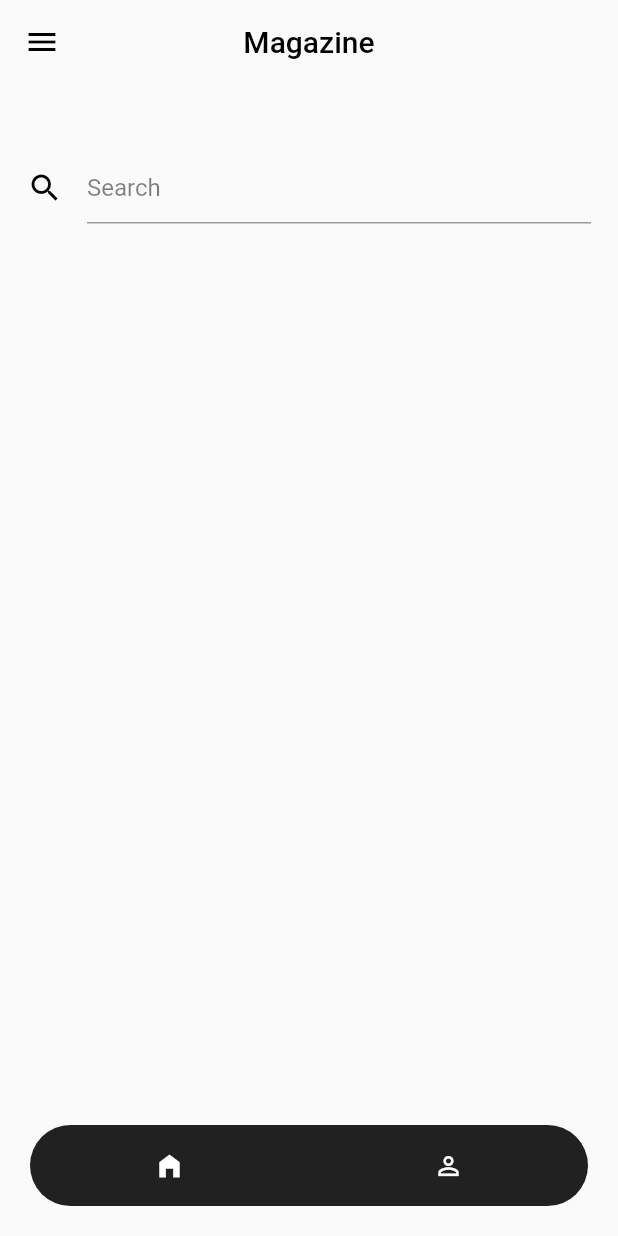
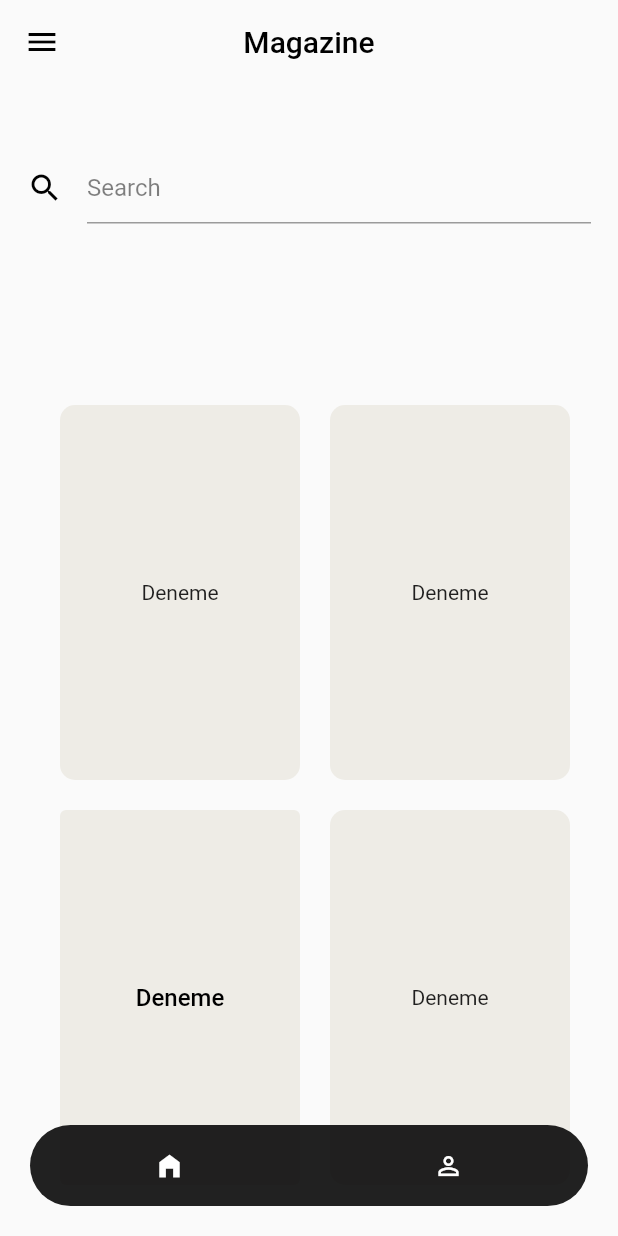
Before and after one commit to erbasmelahat/FlutterMagazine, a Flutter app: the HomePage screen opened directly, on a phone screen of 412 x 824 dp. Run offline on Flutter 3.47's test engine with Material 2 defaults, Android fonts, the phone set to English and light mode, and no system bars.

Commit message:
sizedBox & button

```diff
--- a/lib/pages/realHome.dart
+++ b/lib/pages/realHome.dart
@@ -1,3 +1,4 @@
+// ignore: file_names
 import 'package:flutter/material.dart';
 
 
@@ -9,14 +10,12 @@ class RealHome extends StatelessWidget {
   Widget build(BuildContext context) {
     return Column(
       children: <Widget>[
-
          Container(
-
          margin: const EdgeInsets.only(top: 100),
-        alignment: Alignment.center,
+          // alignment: Alignment.center,
          padding: const EdgeInsets.symmetric(horizontal: 18),
-        height: 50,
-        decoration: BoxDecoration(
+          height: 50,
+          decoration: BoxDecoration(
            borderRadius: BorderRadius.circular(30),
            color: Colors.transparent,
            ),
@@ -39,12 +38,91 @@ class RealHome extends StatelessWidget {
                   ),
                  ],
             ),
-         ),
-         Column(
-           children: const <Widget>[
+          ),
+          Column(
+           children:const [
+             SizedBox(
+               height: 120,),],),
 
+          Row(
+           children:[
+             const SizedBox(
+               width: 40,),
+             SizedBox(
+               height: 250,
+               child: Container(
+                  decoration: BoxDecoration(
+                  borderRadius: BorderRadius.circular(10),
+                  color: const Color.fromARGB(255, 238, 236, 230),
+                  border: const Border.symmetric() , ),
+                 width: 160,
+                 child: const Center(child: Text("Deneme"),),
+                  ),
+
+              ),
+               const SizedBox(
+               width: 20,),
+             SizedBox(
+               height: 250,
+               child: Container(
+                 alignment: Alignment.topLeft,
+                  decoration: BoxDecoration(
+                  borderRadius: BorderRadius.circular(10),
+                  color: const Color.fromARGB(255, 238, 236, 230)   ),
+                 width: 160,
+                 child: const Center(child: Text("Deneme"),), ),
+                 ),
            ],
         ),
+
+         Column(
+           children:const [
+             SizedBox(
+               height: 20,),],),
+
+          Row(
+           children:[
+             const SizedBox(
+               width: 40,),
+             SizedBox(
+               height: 250,
+               child: Container(
+                  decoration: BoxDecoration(
+                  borderRadius: BorderRadius.circular(30),
+                  ),
+                 width: 160,
+
+                 child: ElevatedButton(
+                   child: const Text(
+                      'Deneme',
+                      style: TextStyle(fontSize: 16, color: Colors.black),
+                    ),
+                   style: ElevatedButton.styleFrom(
+                     shadowColor: Colors.transparent,
+                    primary: const Color.fromARGB(255, 238, 236, 230)),
+                    onPressed: (){},
+                 )
+                  ),
+
+              ),
+               const SizedBox(
+               width: 20,),
+             SizedBox(
+               height: 250,
+               child: Container(
+                 alignment: Alignment.topLeft,
+                  decoration: BoxDecoration(
+                  borderRadius: BorderRadius.circular(10),
+                  color: const Color.fromARGB(255, 238, 236, 230)   ),
+                 width: 160,
+                 child: const Center(child: Text("Deneme"),), ),
+                 ),
+           ],
+
+        ),
+
+
+
        ],
      );
 
```
